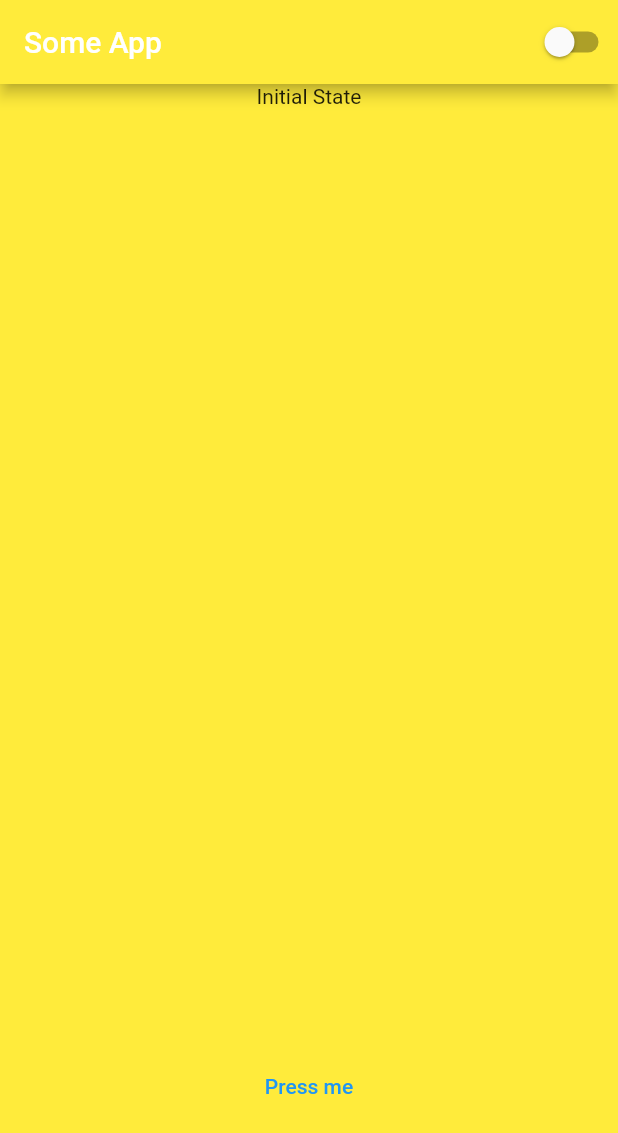
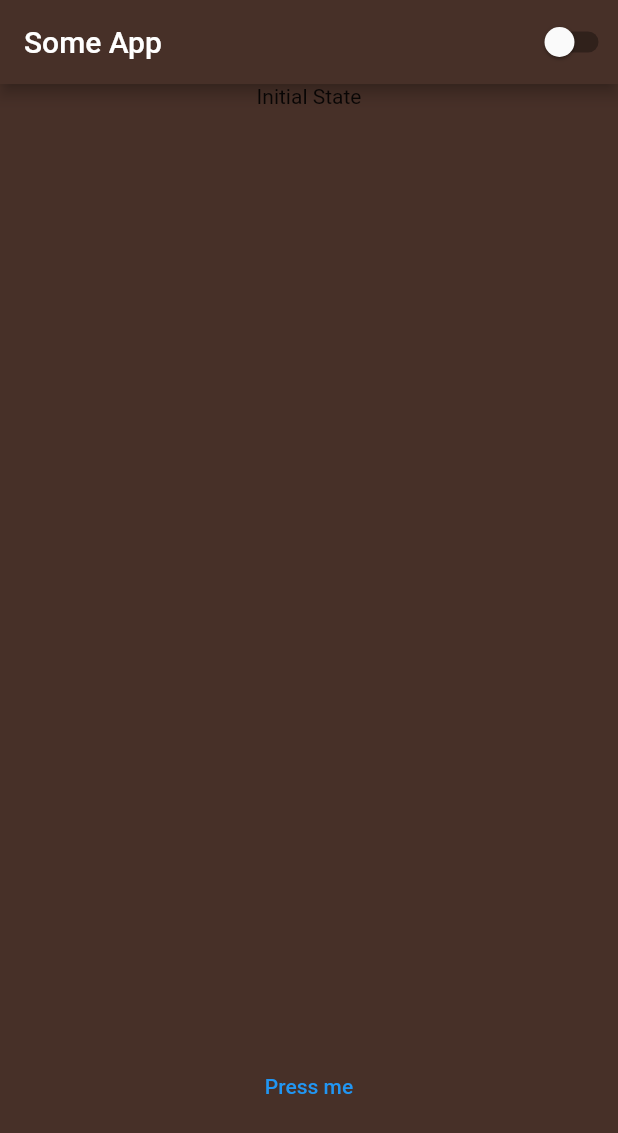
Before and after one commit to De4nWhit3/fourth_assignment, a Flutter app: the screen it shows after launch, on a phone screen of 412 x 824 dp. Shown: the top 1133 px of the screen. Run offline on Flutter 3.47's test engine with Material 2 defaults, Android fonts, the phone set to English and light mode, and no system bars; our stand-ins replace dartz, equatable, flutter_bloc.

Commit message:
added last bits - missing something for web but runs fine on emulator

```diff
--- a/lib/1_domain/repositories/advice_repo.dart
+++ b/lib/1_domain/repositories/advice_repo.dart
@@ -3,5 +3,5 @@ import 'package:fourth_assignment/1_domain/entities/advice_entity.dart';
 import 'package:fourth_assignment/1_domain/failures/failures.dart';
 
 abstract class AdviceRepo {
-  Future<Either<Failure, AdviceEntity>> getAdviceFromDataSource();
+  Future<Either<Failure, AdviceEntity>> getAdviceFromDatasource();
 }
--- a/lib/1_domain/usecases/advice_usescases.dart
+++ b/lib/1_domain/usecases/advice_usescases.dart
@@ -4,12 +4,10 @@ import 'package:fourth_assignment/1_domain/entities/advice_entity.dart';
 import 'package:fourth_assignment/1_domain/failures/failures.dart';
 
 class AdviceUseCases {
-  final adviceRpo = AdviceRepoImpl();
+  final adviceRepo = AdviceRepoImpl();
 
   Future<Either<Failure, AdviceEntity>> getAdvice() async {
-    return adviceRpo.getAdviceFromDataSource();
-    // await Future.delayed(const Duration(seconds: 3));
-    // // return right(const AdviceEntity(advice: 'Fake advice', id: 1));
-    // return left(CacheFailure());
+    return adviceRepo.getAdviceFromDatasource();
+    // space for business logic
   }
 }
--- a/lib/theme.dart
+++ b/lib/theme.dart
@@ -1,7 +1,7 @@
 import 'package:flutter/material.dart';
 
 class AppTheme {
-  static const Color light = Colors.yellow;
+  static const Color light = Color.fromARGB(255, 71, 48, 40);
   static const Color dark = Colors.brown;
 
   static ThemeData lightTheme = ThemeData(
```
Also changed, not shown: lib/0_data/datasources/advice_remote_datasource.dart (+13 -2 lines), lib/0_data/models/advice_model.dart (added, +11 -0 lines), lib/0_data/repositories/advice_repo_impl.dart (+6 -3 lines).
